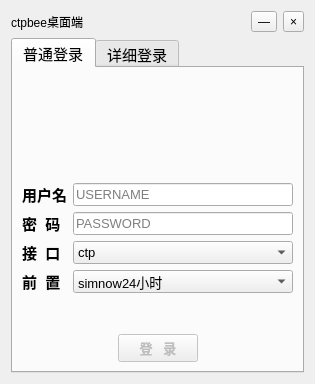
ctpbee/ctpbee_desktop, file app/ui/signin.ui: the form before one commit.
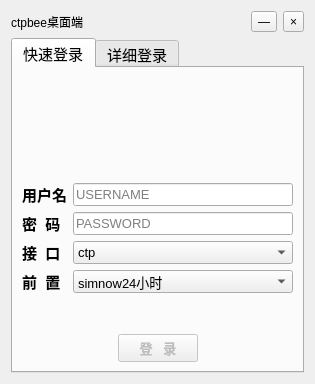
The form after the commit. Icons and pictures are not drawn.

The edit to the form file:
```diff
--- a/app/ui/signin.ui
+++ b/app/ui/signin.ui
@@ -90,12 +90,18 @@
      <property name="styleSheet">
       <string notr="true"/>
      </property>
+     <property name="tabPosition">
+      <enum>QTabWidget::North</enum>
+     </property>
+     <property name="tabShape">
+      <enum>QTabWidget::Rounded</enum>
+     </property>
      <property name="currentIndex">
       <number>0</number>
      </property>
      <widget class="QWidget" name="login1">
       <attribute name="title">
-       <string>普通登录</string>
+       <string>快速登录</string>
       </attribute>
       <layout class="QFormLayout" name="formLayout">
        <item row="0" column="0" colspan="2">
```
